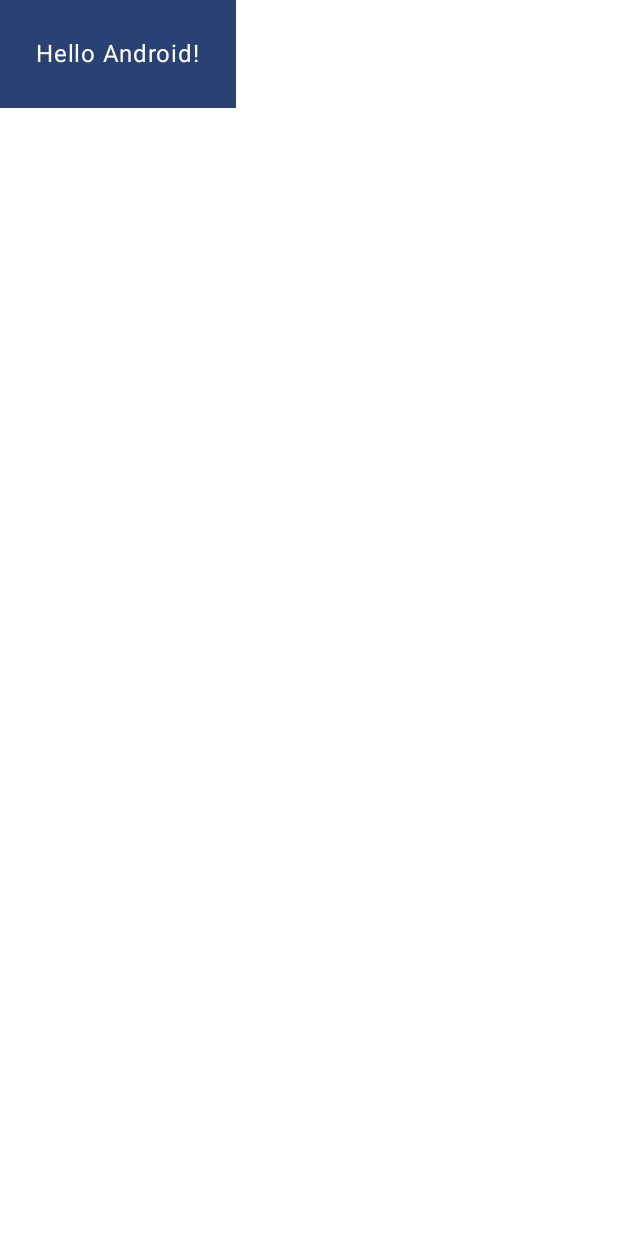
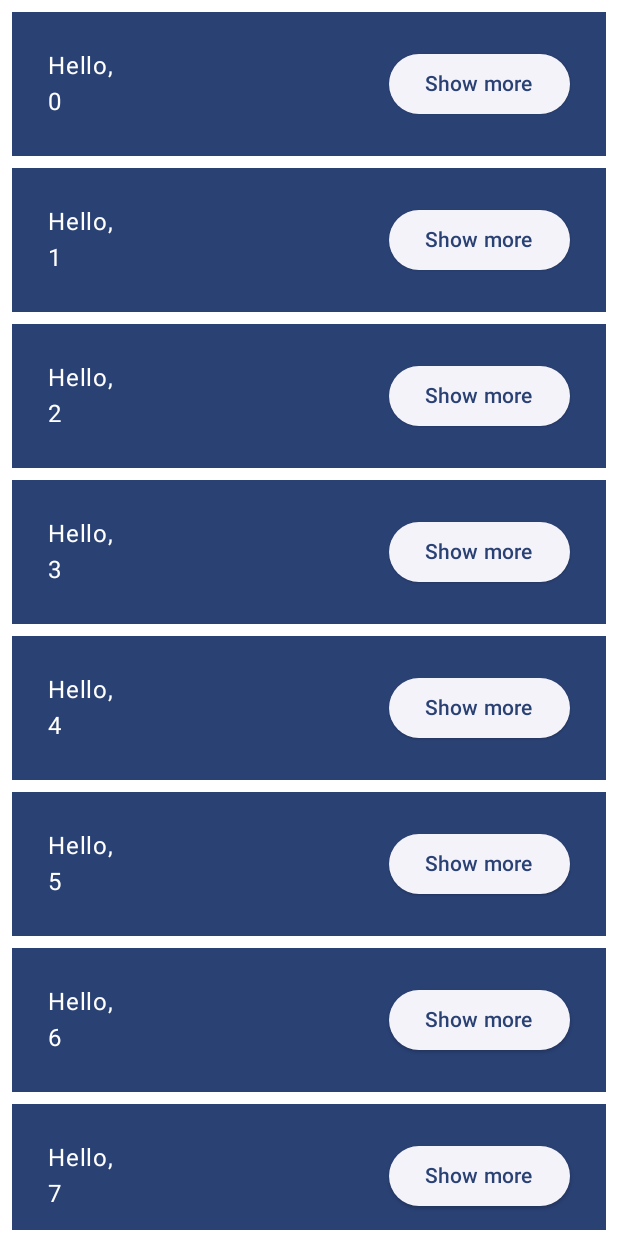
Before and after one commit to Muhammad-Musawar-Hussain/AndroidApp, an Android app built with Jetpack Compose: the @Preview function GreetingPreview, on a phone screen of 412 x 824 dp. Run offline under Robolectric (Android 15) with nearby library versions, the phone set to English and light mode, and no system bars.

```diff
--- a/app/src/main/java/com/example/myapplication/MainActivity.kt
+++ b/app/src/main/java/com/example/myapplication/MainActivity.kt
@@ -1,57 +1,148 @@
-package com.example.myapplication
+package com.example.basicscodelab
 
 import android.os.Bundle
 import androidx.activity.ComponentActivity
 import androidx.activity.compose.setContent
-import androidx.activity.enableEdgeToEdge
-import androidx.compose.foundation.background
-import androidx.compose.foundation.layout.Box
+import androidx.compose.animation.core.Spring
+import androidx.compose.animation.core.animateDpAsState
+import androidx.compose.animation.core.spring
+import androidx.compose.foundation.layout.Arrangement
+import androidx.compose.foundation.layout.Column
+import androidx.compose.foundation.layout.Row
 import androidx.compose.foundation.layout.fillMaxSize
 import androidx.compose.foundation.layout.padding
+import androidx.compose.foundation.lazy.LazyColumn
+import androidx.compose.foundation.lazy.items
+import androidx.compose.material3.Button
+import androidx.compose.material3.ElevatedButton
 import androidx.compose.material3.MaterialTheme
-import androidx.compose.material3.Scaffold
 import androidx.compose.material3.Surface
 import androidx.compose.material3.Text
 import androidx.compose.runtime.Composable
+import androidx.compose.runtime.getValue
+import androidx.compose.runtime.mutableStateOf
+import androidx.compose.runtime.saveable.rememberSaveable
+import androidx.compose.runtime.setValue
+import androidx.compose.ui.Alignment
 import androidx.compose.ui.Modifier
 import androidx.compose.ui.tooling.preview.Preview
 import androidx.compose.ui.unit.dp
 import com.example.myapplication.ui.theme.MyApplicationTheme
 
+
 class MainActivity : ComponentActivity() {
     override fun onCreate(savedInstanceState: Bundle?) {
         super.onCreate(savedInstanceState)
-        enableEdgeToEdge()
         setContent {
             MyApplicationTheme {
-        MyApp(modifier = Modifier.fillMaxSize())
+                MyApp(modifier = Modifier.fillMaxSize())
+            }
         }
-    } }
-}
-@Composable
-fun MyApp(modifier: Modifier=Modifier) {
-
-    Surface (modifier = modifier,
-                color = MaterialTheme.colorScheme.background){
-            Greeting(name = "Android")
-
     }
 }
 
 @Composable
-fun Greeting(name: String, modifier: Modifier = Modifier) {
-    Surface(color = MaterialTheme.colorScheme.primary ) {
-        Text(
-            text = "Hello $name!",
-            modifier = modifier.padding(24.dp)
-        )
+fun MyApp(modifier: Modifier = Modifier) {
+
+    var shouldShowOnboarding by rememberSaveable { mutableStateOf(true) }
+
+    Surface(modifier) {
+        if (shouldShowOnboarding) {
+            OnboardingScreen(onContinueClicked = { shouldShowOnboarding = false })
+        } else {
+            Greetings()
+        }
     }
 }
 
-@Preview(showBackground = true)
+@Composable
+fun OnboardingScreen(
+    onContinueClicked: () -> Unit,
+    modifier: Modifier = Modifier
+) {
+
+
+    Column(
+        modifier = modifier.fillMaxSize(),
+        verticalArrangement = Arrangement.Center,
+        horizontalAlignment = Alignment.CenterHorizontally
+    ) {
+        Text("Welcome to the Basics Codelab!")
+        Button(
+            modifier = Modifier.padding(vertical = 24.dp),
+            onClick = onContinueClicked
+        ) {
+            Text("Continue")
+        }
+    }
+
+}
+
+@Composable
+private fun Greetings(
+    modifier: Modifier = Modifier,
+    names: List<String> = List(1000) { "$it" }
+) {
+    LazyColumn(modifier = modifier.padding(vertical = 4.dp)) {
+        items(items = names) { name ->
+            Greeting(name = name)
+        }
+    }
+}
+
+@Preview(showBackground = true, widthDp = 320, heightDp = 320)
+@Composable
+fun OnboardingPreview() {
+    MyApplicationTheme {
+        OnboardingScreen(onContinueClicked = {})
+    }
+}
+
+@Composable
+private fun Greeting(name: String, modifier: Modifier = Modifier) {
+
+    var expanded by rememberSaveable { mutableStateOf(false) }
+
+    val extraPadding by animateDpAsState(
+        if (expanded) 48.dp else 0.dp,
+        animationSpec = spring(
+            dampingRatio = Spring.DampingRatioMediumBouncy,
+            stiffness = Spring.StiffnessLow
+        )
+    )
+    Surface(
+        color = MaterialTheme.colorScheme.primary,
+        modifier = modifier.padding(vertical = 4.dp, horizontal = 8.dp)
+    ) {
+        Row(modifier = Modifier.padding(24.dp)) {
+            Column(modifier = Modifier
+                .weight(1f)
+                .padding(bottom = extraPadding.coerceAtLeast(0.dp))
+            ) {
+                Text(text = "Hello, ")
+                Text(text = name)
+            }
+            ElevatedButton(
+                onClick = { expanded = !expanded }
+            ) {
+                Text(if (expanded) "Show less" else "Show more")
+            }
+        }
+    }
+}
+
+@Preview(showBackground = true, widthDp = 320)
 @Composable
 fun GreetingPreview() {
     MyApplicationTheme {
-        MyApp()
+        Greetings()
     }
 }
+
+@Preview
+@Composable
+fun MyAppPreview() {
+    MyApplicationTheme {
+        MyApp(Modifier.fillMaxSize())
+    }
+}
```
